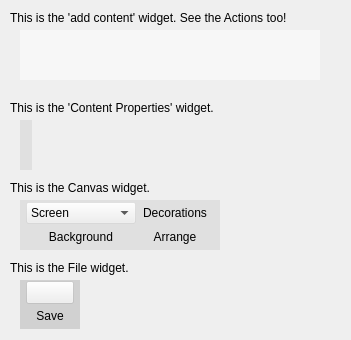
The window that App/CanvasAppliance.ui (enricoros/fotowall) describes before a commit, drawn with Qt 5.
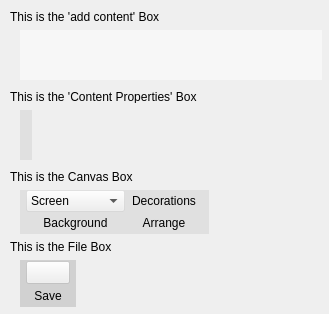
The same window after the commit. Icons and pictures are not drawn. Custom widgets are drawn as their Qt base class.

Commit message: More polishing: fixed the topbar animation and height, focus to the webselector, F2 to edit text.

Diff of the .ui file:
```diff
--- a/App/CanvasAppliance.ui
+++ b/App/CanvasAppliance.ui
@@ -6,8 +6,8 @@
    <rect>
     <x>0</x>
     <y>0</y>
-    <width>351</width>
-    <height>340</height>
+    <width>329</width>
+    <height>314</height>
    </rect>
   </property>
   <widget class="GroupBoxWidget" name="addContentBox" native="true">
@@ -15,7 +15,7 @@
     <rect>
      <x>20</x>
      <y>30</y>
-     <width>300</width>
+     <width>302</width>
      <height>50</height>
     </rect>
    </property>
@@ -93,7 +93,16 @@
     <number>2</number>
    </property>
    <layout class="QGridLayout" name="gridLayout_2">
-    <property name="margin">
+    <property name="leftMargin">
+     <number>0</number>
+    </property>
+    <property name="topMargin">
+     <number>0</number>
+    </property>
+    <property name="rightMargin">
+     <number>2</number>
+    </property>
+    <property name="bottomMargin">
      <number>0</number>
     </property>
     <property name="spacing">
@@ -205,19 +214,19 @@
     <rect>
      <x>10</x>
      <y>10</y>
-     <width>381</width>
-     <height>16</height>
+     <width>157</width>
+     <height>13</height>
     </rect>
    </property>
    <property name="text">
-    <string notr="true">This is the 'add content' widget. See the Actions too!</string>
+    <string notr="true">This is the 'add content' Box</string>
    </property>
   </widget>
   <widget class="GroupBoxWidget" name="propertiesBox" native="true">
    <property name="geometry">
     <rect>
      <x>20</x>
-     <y>120</y>
+     <y>110</y>
      <width>12</width>
      <height>50</height>
     </rect>
@@ -314,35 +323,35 @@
    <property name="geometry">
     <rect>
      <x>10</x>
-     <y>100</y>
-     <width>381</width>
-     <height>16</height>
+     <y>90</y>
+     <width>197</width>
+     <height>13</height>
     </rect>
    </property>
    <property name="text">
-    <string notr="true">This is the 'Content Properties' widget.</string>
+    <string notr="true">This is the 'Content Properties' Box</string>
    </property>
   </widget>
   <widget class="QLabel" name="label_3">
    <property name="geometry">
     <rect>
      <x>10</x>
-     <y>180</y>
-     <width>381</width>
-     <height>16</height>
+     <y>170</y>
+     <width>127</width>
+     <height>13</height>
     </rect>
    </property>
    <property name="text">
-    <string notr="true">This is the Canvas widget.</string>
+    <string notr="true">This is the Canvas Box</string>
    </property>
   </widget>
   <widget class="GroupBoxWidget" name="canvasPropertiesBox" native="true">
    <property name="geometry">
     <rect>
      <x>20</x>
-     <y>200</y>
-     <width>200</width>
-     <height>50</height>
+     <y>190</y>
+     <width>189</width>
+     <height>44</height>
     </rect>
    </property>
    <property name="palette">
@@ -530,9 +539,9 @@
    <property name="geometry">
     <rect>
      <x>20</x>
-     <y>280</y>
-     <width>60</width>
-     <height>49</height>
+     <y>260</y>
+     <width>56</width>
+     <height>47</height>
     </rect>
    </property>
    <property name="palette">
@@ -675,13 +684,13 @@
    <property name="geometry">
     <rect>
      <x>10</x>
-     <y>260</y>
-     <width>381</width>
-     <height>16</height>
+     <y>240</y>
+     <width>103</width>
+     <height>13</height>
     </rect>
    </property>
    <property name="text">
-    <string notr="true">This is the File widget.</string>
+    <string notr="true">This is the File Box</string>
    </property>
   </widget>
  </widget>
```
Left out of the diff: 2 changed lines with no effect on the pictures. The commit also changes 7 other files.
